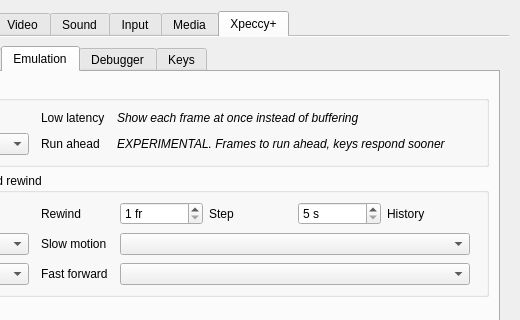
Old version of the form ui/setupwin.ui in the repository Volutar/xpeccy-plus; both pictures show x 86 to 606 and y 0 to 320 of the 606 by 939 pixel window.
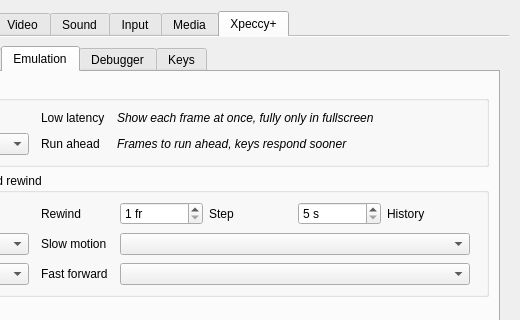
New version of the form. The open tabs and pages were chosen to show the change. Icons and pictures are not drawn. Custom widgets are drawn as their Qt base class.

Commit message: Options: Run ahead is no longer marked experimental, Low latency says what it gives in a window

```diff
--- a/ui/setupwin.ui
+++ b/ui/setupwin.ui
@@ -2904,7 +2904,7 @@
                    </font>
                   </property>
                   <property name="text">
-                   <string>Show each frame at once instead of buffering</string>
+                   <string>Show each frame at once, fully only in fullscreen</string>
                   </property>
                  </widget>
                 </item>
@@ -2940,7 +2940,7 @@
                    </font>
                   </property>
                   <property name="text">
-                   <string>EXPERIMENTAL. Frames to run ahead, keys respond sooner</string>
+                   <string>Frames to run ahead, keys respond sooner</string>
                   </property>
                  </widget>
                 </item>
```
Left out of the diff: 20 changed lines with no effect on the pictures.
